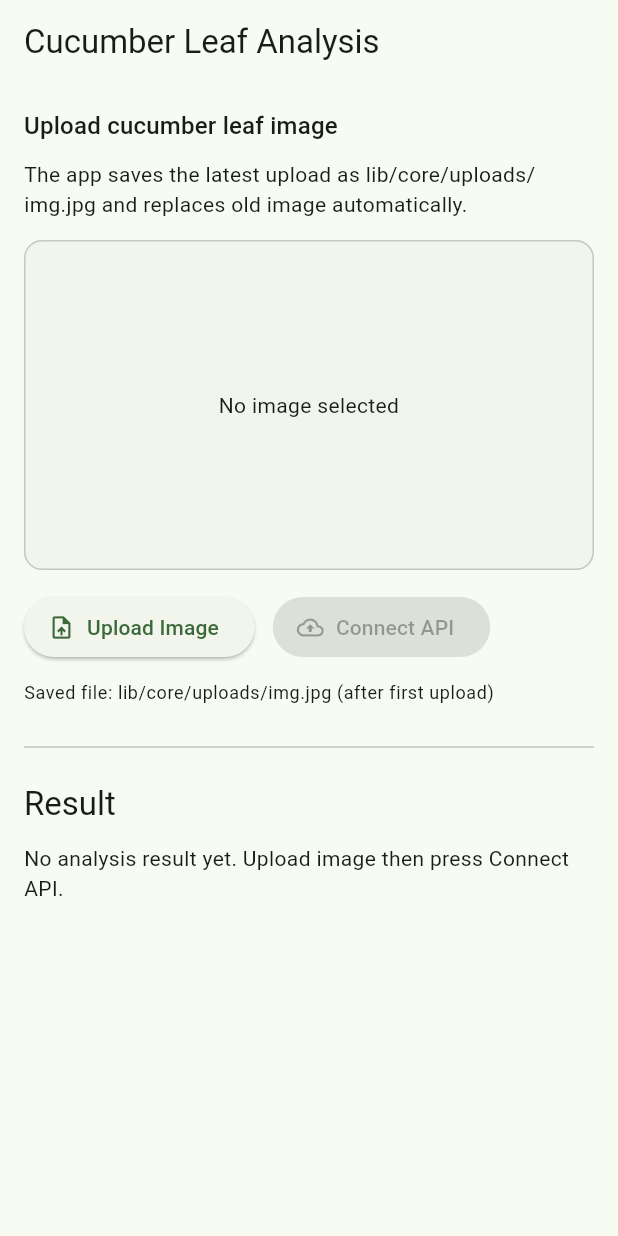
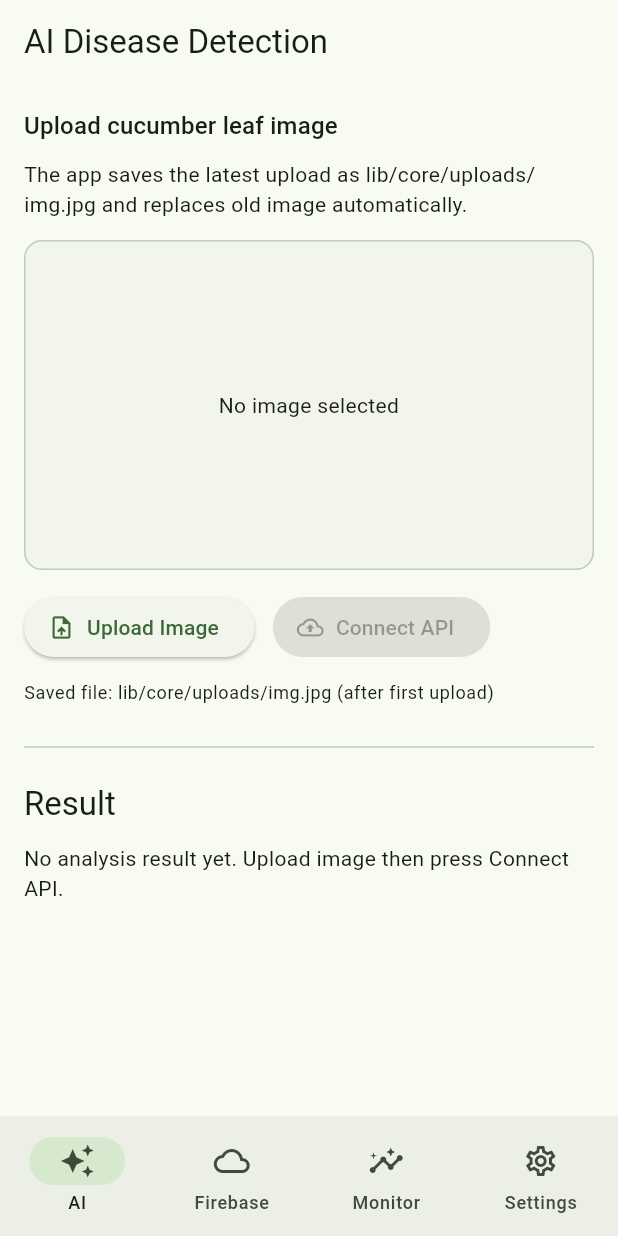
Before and after one commit to mahmoudjawad02025/flutter_smart_agriculture_system, a Flutter app: the screen it shows after launch, on a phone screen of 412 x 824 dp. Run offline on Flutter 3.47's test engine with Material 3 defaults, Android fonts, the phone set to English and light mode, and no system bars; our stand-ins replace dio, equatable, firebase_core, firebase_database, flutter_bloc, image_picker; accounts and stored records are empty.

Commit message:
app version 1 : that deal successfully with ai (specially tomato) and firebase

```diff
--- /dev/null
+++ b/lib/features/app_shell/ui/app_shell_page.dart
@@ -0,0 +1,112 @@
+import 'package:flutter/material.dart';
+
+import '../../disease_detection/ui/disease_detection_page.dart';
+import '../../firebase_data/ui/firebase_data_page.dart';
+
+class AppShellPage extends StatefulWidget {
+  const AppShellPage({super.key});
+
+  @override
+  State<AppShellPage> createState() => _AppShellPageState();
+}
+
+class _AppShellPageState extends State<AppShellPage> {
+  int _currentIndex = 0;
+
+  static const List<String> _titles = <String>[
+    'AI Disease Detection',
+    'Firebase Read/Write',
+    'Live Monitor',
+    'Settings',
+  ];
+
+  late final List<Widget> _pages = <Widget>[
+    const DiseaseDetectionPage(),
+    const FirebaseDataPage(),
+    const _PlaceholderPage(
+      title: 'Live Monitor',
+      subtitle: 'Use this page later for live sensor streaming from Firebase.',
+      icon: Icons.monitor_heart_outlined,
+    ),
+    const _PlaceholderPage(
+      title: 'Settings',
+      subtitle: 'Use this page later for thresholds and automation options.',
+      icon: Icons.settings_outlined,
+    ),
+  ];
+
+  @override
+  Widget build(BuildContext context) {
+    return Scaffold(
+      appBar: AppBar(title: Text(_titles[_currentIndex])),
+      body: _pages[_currentIndex],
+      bottomNavigationBar: NavigationBar(
+        selectedIndex: _currentIndex,
+        onDestinationSelected: (int index) {
+          setState(() {
+            _currentIndex = index;
+          });
+        },
+        destinations: const <NavigationDestination>[
+          NavigationDestination(
+            icon: Icon(Icons.auto_awesome_outlined),
+            selectedIcon: Icon(Icons.auto_awesome),
+            label: 'AI',
+          ),
+          NavigationDestination(
+            icon: Icon(Icons.cloud_outlined),
+            selectedIcon: Icon(Icons.cloud_done),
+            label: 'Firebase',
+          ),
+          NavigationDestination(
+            icon: Icon(Icons.insights_outlined),
+            selectedIcon: Icon(Icons.insights),
+            label: 'Monitor',
+          ),
+          NavigationDestination(
+            icon: Icon(Icons.settings_outlined),
+            selectedIcon: Icon(Icons.settings),
+            label: 'Settings',
+          ),
+        ],
+      ),
+    );
+  }
+}
+
+class _PlaceholderPage extends StatelessWidget {
+  const _PlaceholderPage({
+    required this.title,
+    required this.subtitle,
+    required this.icon,
+  });
+
+  final String title;
+  final String subtitle;
+  final IconData icon;
+
+  @override
+  Widget build(BuildContext context) {
+    return SafeArea(
+      child: Center(
+        child: Padding(
+          padding: const EdgeInsets.all(24),
+          child: Column(
+            mainAxisSize: MainAxisSize.min,
+            children: <Widget>[
+              Icon(icon, size: 52),
+              const SizedBox(height: 12),
+              Text(title, style: Theme.of(context).textTheme.titleLarge),
+              const SizedBox(height: 8),
+              Text(
+                subtitle,
+                textAlign: TextAlign.center,
+                style: Theme.of(context).textTheme.bodyMedium,
+              ),
+            ],
+          ),
+        ),
+      ),
+    );
+  }
+}
--- a/lib/features/disease_detection/cubit/disease_detection_cubit.dart
+++ b/lib/features/disease_detection/cubit/disease_detection_cubit.dart
@@ -1,6 +1,6 @@
 import 'package:flutter_bloc/flutter_bloc.dart';
 
-import '../disease_detection_service.dart';
+import '../services/disease_detection_service.dart';
 import 'disease_detection_state.dart';
 
 class DiseaseDetectionCubit extends Cubit<DiseaseDetectionState> {
--- a/lib/features/disease_detection/cubit/disease_detection_state.dart
+++ b/lib/features/disease_detection/cubit/disease_detection_state.dart
@@ -1,6 +1,6 @@
 import 'package:equatable/equatable.dart';
 
-import '../detection_result.dart';
+import '../models/detection_result.dart';
 
 enum DiseaseDetectionStatus { idle, imageReady, analyzing, success, error }
 
--- a/lib/features/disease_detection/disease_detection_service.dart
+++ b/lib/features/disease_detection/services/disease_detection_service.dart
@@ -3,8 +3,8 @@ import 'dart:io';
 import 'package:dio/dio.dart';
 import 'package:image_picker/image_picker.dart';
 
-import '../../core/config/roboflow_config.dart';
-import 'detection_result.dart';
+import '../../../core/config/roboflow_config.dart';
+import '../models/detection_result.dart';
 
 class DiseaseDetectionService {
   DiseaseDetectionService({
--- a/lib/features/disease_detection/pages/disease_detection_page.dart
+++ b/lib/features/disease_detection/ui/disease_detection_page.dart
@@ -4,18 +4,16 @@ import 'dart:io';
 import 'package:flutter/material.dart';
 import 'package:flutter_bloc/flutter_bloc.dart';
 
-import '../detection_result.dart';
 import '../cubit/disease_detection_cubit.dart';
 import '../cubit/disease_detection_state.dart';
+import '../models/detection_result.dart';
 
 class DiseaseDetectionPage extends StatelessWidget {
   const DiseaseDetectionPage({super.key});
 
   @override
   Widget build(BuildContext context) {
-    return Scaffold(
-      appBar: AppBar(title: const Text('Cucumber Leaf Analysis')),
-      body: SafeArea(
+    return SafeArea(
       child: BlocConsumer<DiseaseDetectionCubit, DiseaseDetectionState>(
         listenWhen:
             (DiseaseDetectionState previous, DiseaseDetectionState current) {
@@ -104,7 +102,6 @@ class DiseaseDetectionPage extends StatelessWidget {
           );
         },
       ),
-      ),
     );
   }
 }
@@ -123,7 +120,6 @@ class _ImagePreviewState extends State<_ImagePreview> {
   @override
   void didUpdateWidget(covariant _ImagePreview oldWidget) {
     super.didUpdateWidget(oldWidget);
-    // Clear image cache when path changes to force reload
     if ((oldWidget.path != widget.path ||
             oldWidget.refreshToken != widget.refreshToken) &&
         widget.path != null) {
@@ -174,7 +170,6 @@ class _ImagePreviewState extends State<_ImagePreview> {
       );
     }
 
-    // Use the upload revision in the key so the image widget reloads after overwrite.
     return ClipRRect(
       borderRadius: BorderRadius.circular(12),
       child: Image.file(
--- /dev/null
+++ b/lib/features/firebase_data/cubit/firebase_data_state.dart
@@ -0,0 +1,32 @@
+import 'package:equatable/equatable.dart';
+
+enum FirebaseDataStatus { idle, loading, success, error }
+
+class FirebaseDataState extends Equatable {
+  const FirebaseDataState({
+    this.status = FirebaseDataStatus.idle,
+    this.message,
+    this.nitrogen,
+  });
+
+  final FirebaseDataStatus status;
+  final String? message;
+  final int? nitrogen;
+
+  FirebaseDataState copyWith({
+    FirebaseDataStatus? status,
+    String? message,
+    bool clearMessage = false,
+    int? nitrogen,
+    bool clearNitrogen = false,
+  }) {
+    return FirebaseDataState(
+      status: status ?? this.status,
+      message: clearMessage ? null : (message ?? this.message),
+      nitrogen: clearNitrogen ? null : (nitrogen ?? this.nitrogen),
+    );
+  }
+
+  @override
+  List<Object?> get props => <Object?>[status, message, nitrogen];
+}
--- a/lib/main.dart
+++ b/lib/main.dart
@@ -1,14 +1,16 @@
 import 'package:dio/dio.dart';
 import 'package:firebase_core/firebase_core.dart';
+import 'package:firebase_database/firebase_database.dart';
 import 'package:flutter/material.dart';
 import 'package:flutter_bloc/flutter_bloc.dart';
 import 'package:image_picker/image_picker.dart';
 import 'package:smart_cucumber_agriculture_system/firebase_options.dart';
 
 import 'core/config/roboflow_config.dart';
-import 'features/disease_detection/disease_detection_service.dart';
+import 'features/app_shell/ui/app_shell_page.dart';
 import 'features/disease_detection/cubit/disease_detection_cubit.dart';
-import 'features/disease_detection/pages/disease_detection_page.dart';
+import 'features/disease_detection/services/disease_detection_service.dart';
+import 'features/firebase_data/cubit/firebase_data_cubit.dart';
 
 void main() async {
   WidgetsFlutterBinding.ensureInitialized();
@@ -30,17 +32,24 @@ class MyApp extends StatelessWidget {
         colorScheme: ColorScheme.fromSeed(seedColor: const Color(0xFF2E7D32)),
         useMaterial3: true,
       ),
-      home: BlocProvider(
+      home: MultiBlocProvider(
+        providers: <BlocProvider<dynamic>>[
+          BlocProvider<DiseaseDetectionCubit>(
             create: (_) {
               final service = DiseaseDetectionService(
                 imagePicker: ImagePicker(),
                 dio: Dio(),
                 config: _config,
               );
-
               return DiseaseDetectionCubit(diseaseDetectionService: service);
             },
-        child: const DiseaseDetectionPage(),
+          ),
+          BlocProvider<FirebaseDataCubit>(
+            create: (_) =>
+                FirebaseDataCubit(database: FirebaseDatabase.instance),
+          ),
+        ],
+        child: const AppShellPage(),
       ),
     );
   }
```
Also changed, not shown: lib/features/firebase_data/cubit/firebase_data_cubit.dart (added, +82 -0 lines), lib/features/firebase_data/models/farm_payload.dart (added, +61 -0 lines), lib/features/firebase_data/ui/firebase_data_page.dart (added, +92 -0 lines), lib/features/disease_detection/models/detection_result.dart (renamed from lib/features/disease_detection/detection_result.dart). Lines whose indentation alone changed are shown as unchanged.
